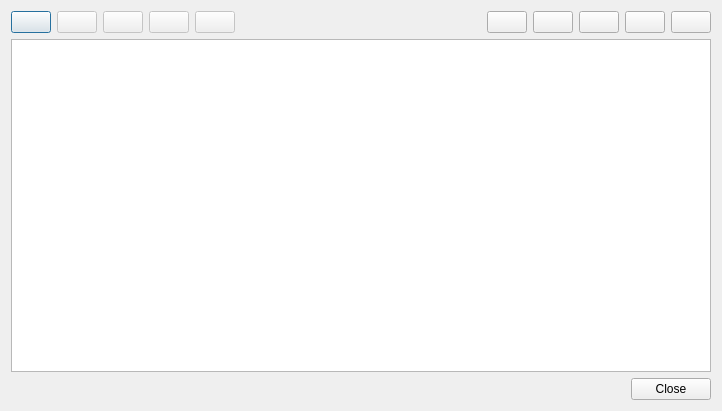
Old version of the form forms/dialog_spectra_templates.ui in the repository usnistgov/qpx-gamma.
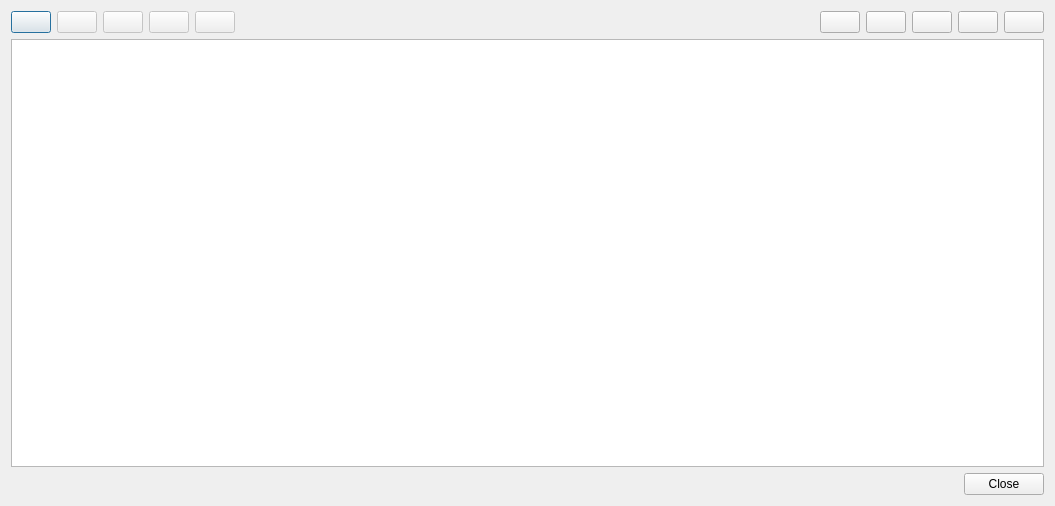
New version of the form. Icons and pictures are not drawn.

```diff
--- a/forms/dialog_spectra_templates.ui
+++ b/forms/dialog_spectra_templates.ui
@@ -9,8 +9,8 @@
    <rect>
     <x>0</x>
     <y>0</y>
-    <width>722</width>
-    <height>411</height>
+    <width>1055</width>
+    <height>506</height>
    </rect>
   </property>
   <property name="windowTitle">
```
